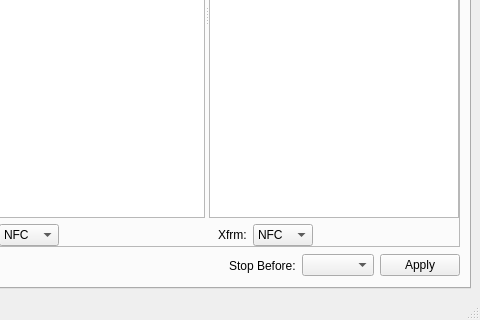
Qt form ui/MainWindow.ui (Sirraide/smyth) before a commit; both pictures show x 320 to 800 and y 280 to 600 of the 800 by 600 pixel window.
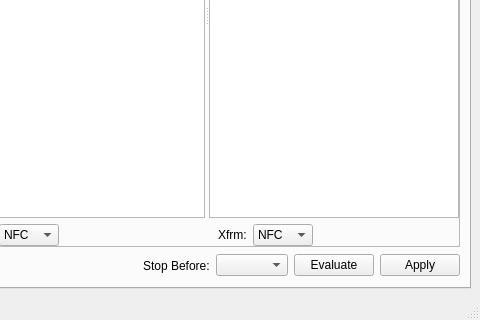
The same form after that commit. Custom widgets are drawn as their Qt base class.

Commit message: [SCA] Add button to preview JS evaluation

Patch:
```diff
--- a/ui/MainWindow.ui
+++ b/ui/MainWindow.ui
@@ -518,6 +518,16 @@
              </layout>
             </widget>
            </item>
+           <item>
+            <widget class="QPushButton" name="evaluate_button">
+             <property name="toolTip">
+              <string>&lt;html&gt;&lt;head/&gt;&lt;body&gt;&lt;p&gt;Evaluate JS and preview the resulting content of the sound changes window that will be passed to Lexurgy.&lt;/p&gt;&lt;/body&gt;&lt;/html&gt;</string>
+             </property>
+             <property name="text">
+              <string>Evaluate</string>
+             </property>
+            </widget>
+           </item>
            <item>
             <widget class="QPushButton" name="apply_button">
              <property name="text">
```
Left out of the diff: 33 changed lines with no effect on the pictures. The commit also changes 4 other files.
